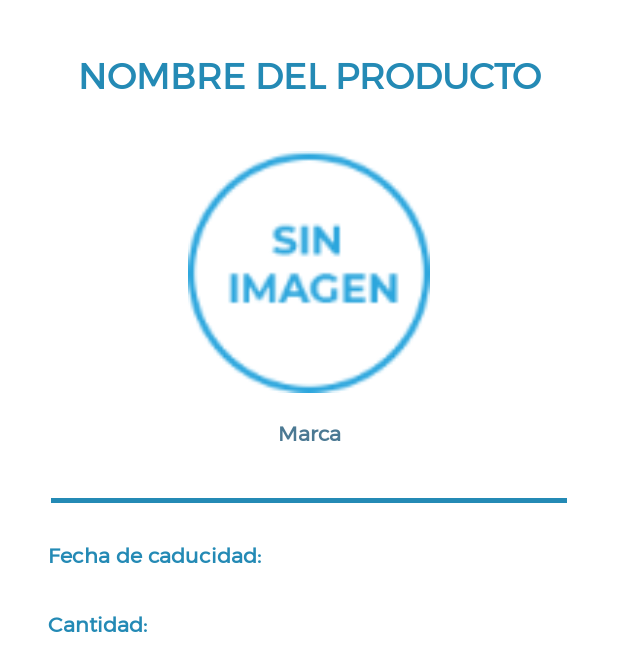
After one commit to kb079/Proyecto-IoT-Android, an Android app: the layout single_item_info.xml on its own in the app's theme, with its tools: preview values and no code run, on a phone screen of 412 x 824 dp. The commit adds this screen. Shown: the top 671 px of the screen. Run offline under Robolectric (Android 15) with nearby library versions, the phone set to English and light mode, and no system bars.

```diff
--- a/app/src/main/java/com/myfridge/app/MainActivity.java
+++ b/app/src/main/java/com/myfridge/app/MainActivity.java
@@ -1,5 +1,8 @@
 package com.myfridge.app;
 
+import android.app.Activity;
+import android.app.AlertDialog;
+import android.content.DialogInterface;
 import android.content.Intent;
 import android.os.Bundle;
 import android.view.View;
@@ -14,6 +17,7 @@ import com.myfridge.app.manager.fridge.Location;
 import com.google.android.material.navigation.NavigationView;
 
 import androidx.annotation.NonNull;
+import androidx.core.app.ActivityCompat;
 import androidx.fragment.app.Fragment;
 import androidx.navigation.NavController;
 import androidx.navigation.Navigation;
@@ -175,6 +179,26 @@ public class MainActivity extends AppCompatActivity {
     }
 
 //------------------------------------------------------------------------------------------------//
+//------------------------------------ Solicitar permiso -----------------------------------------//
+
+public static void solicitarPermiso(final String permiso, String
+        justificacion, final int requestCode, final Activity actividad) {
+    if (ActivityCompat.shouldShowRequestPermissionRationale(actividad,
+            permiso)){
+        new AlertDialog.Builder(actividad)
+                .setTitle("Solicitud de permiso")
+                .setMessage(justificacion)
+                .setPositiveButton("Ok", new DialogInterface.OnClickListener() {
+                    public void onClick(DialogInterface dialog, int whichButton) {
+                        ActivityCompat.requestPermissions(actividad,
+                                new String[]{permiso}, requestCode);
+                    }}).show();
+    } else {
+        ActivityCompat.requestPermissions(actividad,
+                new String[]{permiso}, requestCode);
+    }
+}
+//------------------------------------------------------------------------------------------------//
 //------------------------------------------------------------------------------------------------//
 
     @Override
--- a/app/src/main/java/com/myfridge/app/SupermarketMapActivity.java
+++ b/app/src/main/java/com/myfridge/app/SupermarketMapActivity.java
@@ -1,4 +1,6 @@
 package com.myfridge.app;
+
+import static com.myfridge.app.MainActivity.solicitarPermiso;
 
 import android.Manifest;
 import android.content.Context;
@@ -6,6 +8,7 @@ import android.content.pm.PackageManager;
 import android.location.Location;
 import android.location.LocationManager;
 import android.os.Bundle;
+import android.provider.CallLog;
 import android.util.Log;
 
 import androidx.annotation.NonNull;
@@ -19,6 +22,7 @@ import com.android.volley.toolbox.JsonObjectRequest;
 import com.android.volley.toolbox.Volley;
 import com.fasterxml.jackson.core.JsonProcessingException;
 import com.fasterxml.jackson.databind.ObjectMapper;
+import com.google.android.material.snackbar.Snackbar;
 import com.myfridge.app.supermarkets.Result;
 import com.myfridge.app.supermarkets.Root;
 import com.tomtom.online.sdk.common.location.LatLng;
@@ -36,6 +40,7 @@ import org.json.JSONObject;
 
 public class SupermarketMapActivity extends FragmentActivity implements LocationUpdateListener, OnMapReadyCallback {
 
+    private static final int SOLICITUD_PERMISO_ACCESS_FINE_LOCATION = 0;
     protected LocationManager locationManager;
     private TomtomMap tomtomMap;
     private Location userLocation;
@@ -55,25 +60,21 @@ public class SupermarketMapActivity extends FragmentActivity implements Location
 
     @Override
     protected void onCreate(Bundle savedInstanceState) {
+        super.onCreate(savedInstanceState);
+        context = this;
+        mapView = new MapView(getApplicationContext());
+        setContentView(R.layout.supermarket_map);// Obtenemos el mapa de forma asíncrona (notificará cuando esté listo)
+        MapFragment mapFragment = (MapFragment) getSupportFragmentManager().findFragmentById(R.id.map_fragment);
 
-        if (ActivityCompat.checkSelfPermission(this, Manifest.permission.ACCESS_FINE_LOCATION) != PackageManager.PERMISSION_GRANTED && ActivityCompat.checkSelfPermission(this, Manifest.permission.ACCESS_COARSE_LOCATION) != PackageManager.PERMISSION_GRANTED) {
-            // TODO: Consider calling
-            //    ActivityCompat#requestPermissions
-            // here to request the missing permissions, and then overriding
-            //   public void onRequestPermissionsResult(int requestCode, String[] permissions,
-            //                                          int[] grantResults)
-            // to handle the case where the user grants the permission. See the documentation
-            // for ActivityCompat#requestPermissions for more details.
-            return;
+        if (ActivityCompat.checkSelfPermission(this, Manifest.permission.ACCESS_FINE_LOCATION) == PackageManager.PERMISSION_GRANTED) {
+            mapFragment.getAsyncMap(onMapReadyCallback);
+        }
+        else {
+            solicitarPermiso(Manifest.permission.ACCESS_FINE_LOCATION, "MyFridge no tiene permiso para "+
+                            "acceder a la ubicacion del usuario.",
+                    SOLICITUD_PERMISO_ACCESS_FINE_LOCATION, this);
         }
 
-        context = this;
-        super.onCreate(savedInstanceState);
-        mapView = new MapView(getApplicationContext());
-        setContentView(R.layout.supermarket_map);// Obtenemos el mapa de forma asíncrona (notificará cuando esté listo)
-
-        MapFragment mapFragment = (MapFragment) getSupportFragmentManager().findFragmentById(R.id.map_fragment);
-        mapFragment.getAsyncMap(onMapReadyCallback);
     }
 
     public void getNearbySupermarkets(){
@@ -165,4 +166,5 @@ public class SupermarketMapActivity extends FragmentActivity implements Location
         this.tomtomMap.removeLocationUpdateListener(this);
     }
 
+
 }
--- /dev/null
+++ b/app/src/main/res/layout/single_item_info.xml
@@ -0,0 +1,115 @@
+<?xml version="1.0" encoding="utf-8"?>
+<androidx.constraintlayout.widget.ConstraintLayout xmlns:android="http://schemas.android.com/apk/res/android"
+    xmlns:app="http://schemas.android.com/apk/res-auto"
+    xmlns:tools="http://schemas.android.com/tools"
+    android:layout_width="match_parent"
+    android:layout_height="match_parent">
+
+    <ImageView
+        android:id="@+id/imagenProducto"
+        android:layout_width="169dp"
+        android:layout_height="161dp"
+        android:layout_marginTop="32dp"
+        app:layout_constraintEnd_toEndOf="parent"
+        app:layout_constraintStart_toStartOf="parent"
+        app:layout_constraintTop_toBottomOf="@+id/product_name"
+        app:srcCompat="@drawable/no_image_product" />
+
+    <TextView
+        android:id="@+id/product_name"
+        android:layout_width="wrap_content"
+        android:layout_height="wrap_content"
+        android:layout_marginTop="32dp"
+        android:fontFamily="@font/montserrat"
+        android:text="Nombre del producto"
+        android:textAlignment="center"
+        android:textAllCaps="true"
+        android:textColor="@color/blue_primary"
+        android:textSize="24sp"
+        android:textStyle="bold"
+        app:layout_constraintEnd_toEndOf="parent"
+        app:layout_constraintStart_toStartOf="parent"
+        app:layout_constraintTop_toTopOf="parent" />
+
+    <TextView
+        android:id="@+id/product_brand"
+        android:layout_width="wrap_content"
+        android:layout_height="wrap_content"
+        android:layout_marginTop="16dp"
+        android:fontFamily="@font/montserrat"
+        android:text="Marca"
+        android:textAlignment="center"
+        android:textAllCaps="false"
+        android:textColor="@color/blue_secundary"
+        android:textSize="14sp"
+        android:textStyle="bold"
+        app:layout_constraintEnd_toEndOf="parent"
+        app:layout_constraintStart_toStartOf="parent"
+        app:layout_constraintTop_toBottomOf="@+id/imagenProducto" />
+
+    <ImageView
+        android:id="@+id/divider"
+        android:layout_width="0dp"
+        android:layout_height="3dp"
+        android:layout_marginStart="16dp"
+        android:layout_marginTop="32dp"
+        android:layout_marginEnd="16dp"
+        app:layout_constraintEnd_toEndOf="parent"
+        app:layout_constraintStart_toStartOf="parent"
+        app:layout_constraintTop_toBottomOf="@+id/product_brand"
+        app:srcCompat="@drawable/menu_divider"
+        app:tint="@color/blue_primary" />
+
+    <TextView
+        android:id="@+id/expired_date_label"
+        android:layout_width="wrap_content"
+        android:layout_height="wrap_content"
+        android:layout_marginStart="32dp"
+        android:layout_marginTop="24dp"
+        android:fontFamily="@font/montserrat"
+        android:text="Fecha de caducidad:"
+        android:textColor="@color/blue_primary"
+        android:textStyle="bold"
+        app:layout_constraintEnd_toEndOf="parent"
+        app:layout_constraintHorizontal_bias="0.0"
+        app:layout_constraintStart_toStartOf="parent"
+        app:layout_constraintTop_toBottomOf="@+id/divider" />
+
+    <TextView
+        android:id="@+id/quantity_label"
+        android:layout_width="wrap_content"
+        android:layout_height="wrap_content"
+        android:layout_marginStart="32dp"
+        android:layout_marginTop="24dp"
+        android:fontFamily="@font/montserrat"
+        android:text="Cantidad:"
+        android:textColor="@color/blue_primary"
+        android:textStyle="bold"
+        app:layout_constraintBottom_toBottomOf="parent"
+        app:layout_constraintStart_toStartOf="parent"
+        app:layout_constraintTop_toBottomOf="@+id/expired_date_label"
+        app:layout_constraintVertical_bias="0.0" />
+
+    <TextView
+        android:id="@+id/quantity"
+        android:layout_width="wrap_content"
+        android:layout_height="wrap_content"
+        android:layout_marginStart="8dp"
+        android:layout_marginTop="24dp"
+        android:fontFamily="@font/montserrat"
+        android:textColor="@color/blue_secundary"
+        app:layout_constraintStart_toEndOf="@+id/quantity_label"
+        app:layout_constraintTop_toBottomOf="@+id/expired_date_label" />
+
+    <TextView
+        android:id="@+id/date"
+        android:layout_width="wrap_content"
+        android:layout_height="wrap_content"
+        android:layout_marginStart="8dp"
+        android:layout_marginTop="24dp"
+        android:fontFamily="@font/montserrat"
+        android:textColor="@color/blue_secundary"
+        app:layout_constraintStart_toEndOf="@+id/expired_date_label"
+        app:layout_constraintTop_toBottomOf="@+id/divider" />
+
+</androidx.constraintlayout.widget.ConstraintLayout>
```
Also changed, not shown: app/src/main/java/com/myfridge/app/ScannerActivity.java (line endings or trailing spaces).
